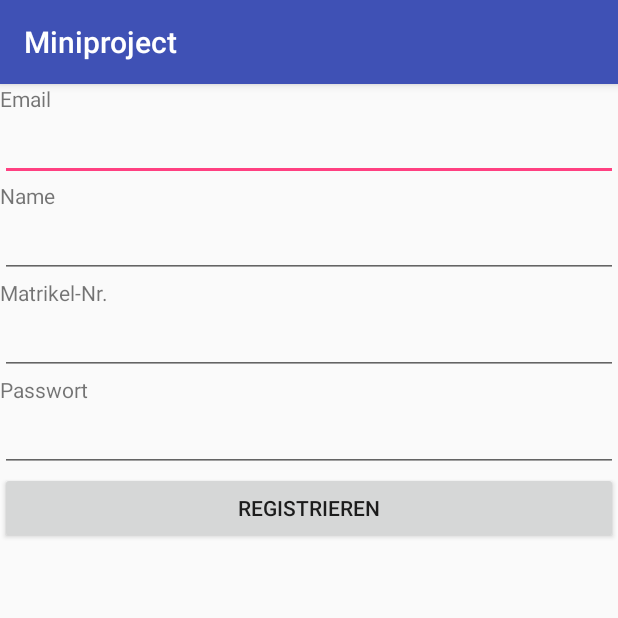
After one commit to Kasacka/mgeminiproject, an Android app: the RegisterActivity screen opened directly, with no data from a screen before it, on a phone screen of 412 x 824 dp, the top half of it. The commit adds this screen. Run offline under Robolectric (Android 15) with nearby library versions, the phone set to English and light mode, and no system bars.

Commit message:
register view prototype created

```diff
--- a/MGEMiniProject/Miniproject/app/src/main/AndroidManifest.xml
+++ b/MGEMiniProject/Miniproject/app/src/main/AndroidManifest.xml
@@ -16,7 +16,8 @@
                 <category android:name="android.intent.category.LAUNCHER" />
             </intent-filter>
         </activity>
-        <activity android:name=".ReservationActivity"></activity>
+        <activity android:name=".ReservationActivity" />
+        <activity android:name=".RegisterActivity"></activity>
     </application>
 
 </manifest>
--- /dev/null
+++ b/MGEMiniProject/Miniproject/app/src/main/java/ch/kananga/miniproject/RegisterActivity.java
@@ -0,0 +1,13 @@
+package ch.kananga.miniproject;
+
+import android.support.v7.app.AppCompatActivity;
+import android.os.Bundle;
+
+public class RegisterActivity extends AppCompatActivity {
+
+    @Override
+    protected void onCreate(Bundle savedInstanceState) {
+        super.onCreate(savedInstanceState);
+        setContentView(R.layout.activity_register);
+    }
+}
--- /dev/null
+++ b/MGEMiniProject/Miniproject/app/src/main/res/layout/activity_register.xml
@@ -0,0 +1,66 @@
+<?xml version="1.0" encoding="utf-8"?>
+<LinearLayout xmlns:android="http://schemas.android.com/apk/res/android"
+    xmlns:tools="http://schemas.android.com/tools"
+    android:layout_width="match_parent"
+    android:layout_height="match_parent"
+    android:orientation="vertical"
+    tools:context="ch.kananga.miniproject.RegisterActivity">
+
+    <TextView
+        android:id="@+id/email_label"
+        android:layout_width="match_parent"
+        android:layout_height="wrap_content"
+        android:text="@string/email_label" />
+
+    <EditText
+        android:id="@+id/email_input"
+        android:layout_width="match_parent"
+        android:layout_height="wrap_content"
+        android:ems="10"
+        android:inputType="textEmailAddress" />
+
+    <TextView
+        android:id="@+id/name_label"
+        android:layout_width="match_parent"
+        android:layout_height="wrap_content"
+        android:text="@string/name_label" />
+
+    <EditText
+        android:id="@+id/name_input"
+        android:layout_width="match_parent"
+        android:layout_height="wrap_content"
+        android:ems="10"
+        android:inputType="textPersonName" />
+
+    <TextView
+        android:id="@+id/matrikel_label"
+        android:layout_width="match_parent"
+        android:layout_height="wrap_content"
+        android:text="@string/matrikel_label" />
+
+    <EditText
+        android:id="@+id/matrikel_input"
+        android:layout_width="match_parent"
+        android:layout_height="wrap_content"
+        android:ems="10"
+        android:inputType="textPersonName" />
+
+    <TextView
+        android:id="@+id/password_label"
+        android:layout_width="match_parent"
+        android:layout_height="wrap_content"
+        android:text="@string/password_label" />
+
+    <EditText
+        android:id="@+id/password_input"
+        android:layout_width="match_parent"
+        android:layout_height="wrap_content"
+        android:ems="10"
+        android:inputType="textPassword" />
+
+    <Button
+        android:id="@+id/register_button"
+        android:layout_width="match_parent"
+        android:layout_height="wrap_content"
+        android:text="@string/register_button" />
+</LinearLayout>
--- a/MGEMiniProject/Miniproject/app/src/main/res/values/strings.xml
+++ b/MGEMiniProject/Miniproject/app/src/main/res/values/strings.xml
@@ -1,7 +1,13 @@
 <resources>
     <string name="app_name">Miniproject</string>
-    <string name="reservation_input">Reservationsartikel wählen:</string>
+    <string name="reservation_input">Reservationsartikel wählen</string>
     <string name="reservation_button">Reservieren</string>
+    <string name="email_label">Email</string>
+    <string name="name_label">Name</string>
+    <string name="matrikel_label">Matrikel-Nr.</string>
+    <string name="password_label">Passwort</string>
+    <string name="register_button">Registrieren</string>
+
     <string-array name="reservation_array">
         <item>Hans</item>
         <item>Heidi</item>
```
